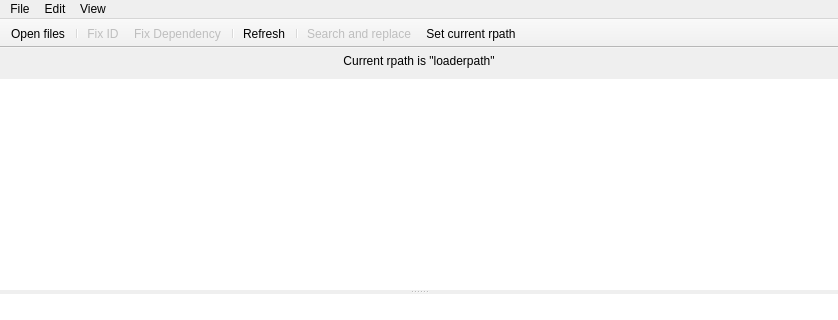
Qt form mainwindow.ui (michaelgeschwill/DependencyChaos) before a commit; both pictures show x 0 to 838 and y 0 to 320 of the 838 by 562 pixel window.
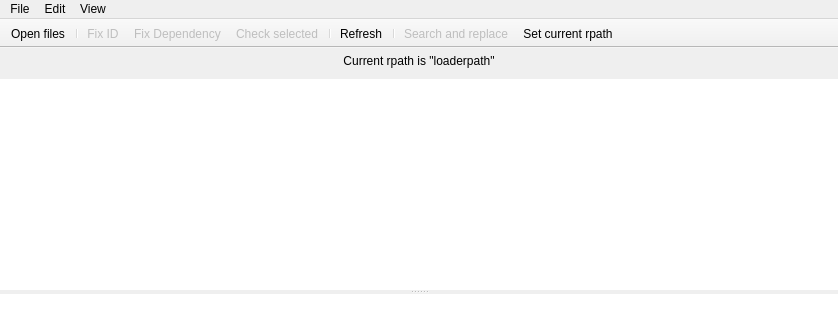
The same form after that commit. Icons and pictures are not drawn.

Commit message: Add check for selected files

Patch:
```diff
--- a/mainwindow.ui
+++ b/mainwindow.ui
@@ -213,6 +213,7 @@
    <addaction name="separator"/>
    <addaction name="actionFix_ID"/>
    <addaction name="actionFix_Dependency"/>
+   <addaction name="actionCheck_selected"/>
    <addaction name="separator"/>
    <addaction name="actionRefresh"/>
    <addaction name="separator"/>
@@ -307,6 +308,18 @@
     <string>Ctrl+R</string>
    </property>
   </action>
+  <action name="actionCheck_selected">
+   <property name="enabled">
+    <bool>false</bool>
+   </property>
+   <property name="icon">
+    <iconset resource="imgres.qrc">
+     <normaloff>:/imglist/img/Analysis.png</normaloff>:/imglist/img/Analysis.png</iconset>
+   </property>
+   <property name="text">
+    <string>Check selected</string>
+   </property>
+  </action>
  </widget>
  <layoutdefault spacing="6" margin="11"/>
  <resources>
```
Left out of the diff: 1 changed line with no effect on the pictures. The commit also changes 3 other files.
